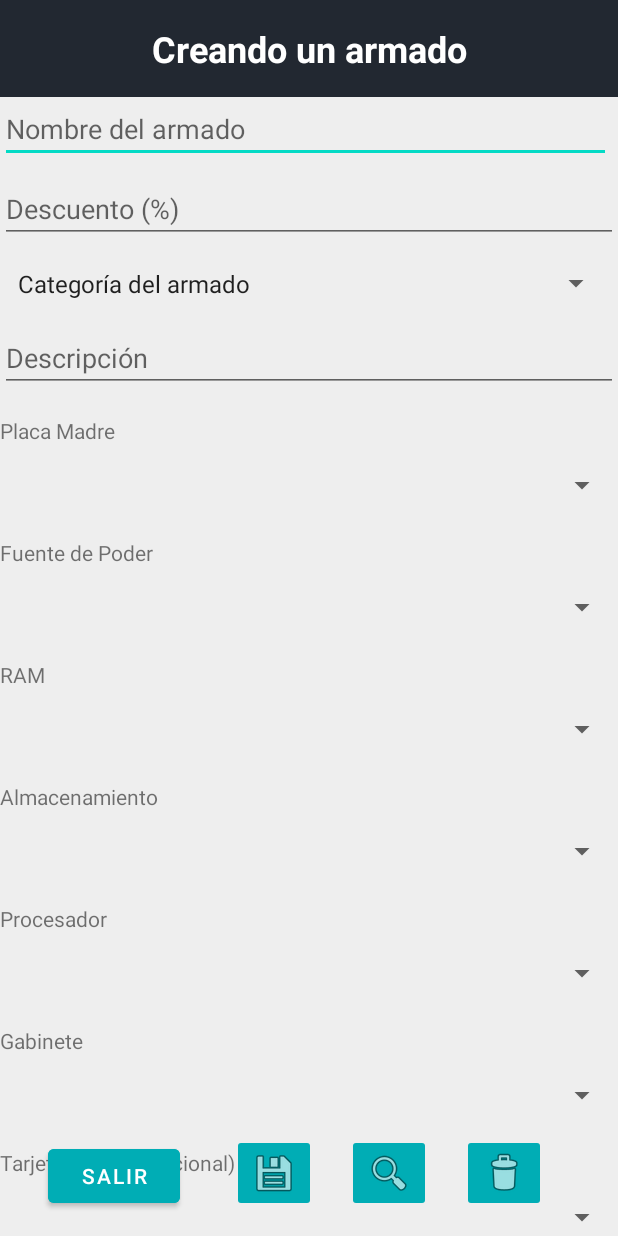
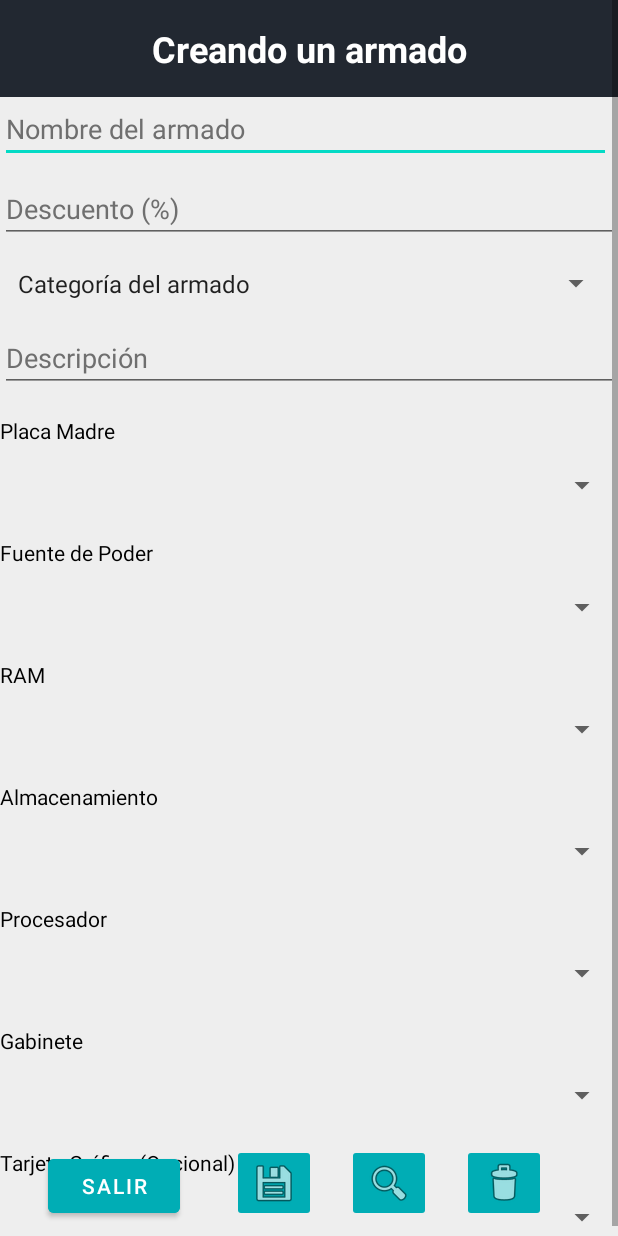
Before and after one commit to ChristianRegla/SLAPC, an Android app: the layout crud_armados.xml on its own in the app's theme, with its tools: preview values and no code run, on a phone screen of 412 x 824 dp. Run offline under Robolectric (Android 15) with nearby library versions, the light colour scheme and no system bars.

```diff
--- a/app/src/main/res/layout/crud_armados.xml
+++ b/app/src/main/res/layout/crud_armados.xml
@@ -1,4 +1,8 @@
 <?xml version="1.0" encoding="utf-8"?>
+<ScrollView
+    xmlns:android="http://schemas.android.com/apk/res/android"
+    android:layout_width="match_parent"
+    android:layout_height="match_parent">
     <androidx.constraintlayout.widget.ConstraintLayout xmlns:android="http://schemas.android.com/apk/res/android"
         xmlns:app="http://schemas.android.com/apk/res-auto"
         xmlns:tools="http://schemas.android.com/tools"
@@ -23,15 +27,14 @@
             app:layout_constraintStart_toStartOf="parent"
             app:layout_constraintEnd_toEndOf="parent" />
 
-    <!-- Nombre (EditText) -->
-
-    <!-- Descuento (EditText) -->
         <EditText
             android:id="@+id/nameEditText"
             android:layout_width="407dp"
             android:layout_height="44dp"
             android:hint="Nombre del armado"
             android:inputType="text"
+            android:textColor="#000000"
+            android:textColorHint="#6F6F6F"
             app:layout_constraintEnd_toEndOf="parent"
             app:layout_constraintHorizontal_bias="0.0"
             app:layout_constraintStart_toStartOf="parent"
@@ -44,6 +47,8 @@
             android:layout_marginTop="8dp"
             android:hint="Descuento (%)"
             android:inputType="number"
+            android:textColor="#000000"
+            android:textColorHint="#6F6F6F"
             app:layout_constraintEnd_toEndOf="parent"
             app:layout_constraintStart_toStartOf="parent"
             app:layout_constraintTop_toBottomOf="@id/nameEditText" />
@@ -67,6 +72,8 @@
             android:layout_height="wrap_content"
             android:layout_marginTop="8dp"
             android:hint="Descripción"
+            android:textColor="#000000"
+            android:textColorHint="#6F6F6F"
             android:inputType="textMultiLine"
             app:layout_constraintEnd_toEndOf="parent"
             app:layout_constraintStart_toStartOf="parent"
@@ -79,6 +86,7 @@
             android:layout_height="wrap_content"
             android:layout_marginTop="16dp"
             android:text="Placa Madre"
+            android:textColor="#000000"
             app:layout_constraintStart_toStartOf="parent"
             app:layout_constraintTop_toBottomOf="@id/descriptionEditText" />
 
@@ -98,6 +106,7 @@
             android:layout_height="wrap_content"
             android:layout_marginTop="16dp"
             android:text="Fuente de Poder"
+            android:textColor="#000000"
             app:layout_constraintStart_toStartOf="parent"
             app:layout_constraintTop_toBottomOf="@id/spinnerMotherboard" />
 
@@ -117,6 +126,7 @@
             android:layout_height="wrap_content"
             android:layout_marginTop="16dp"
             android:text="RAM"
+            android:textColor="#000000"
             app:layout_constraintStart_toStartOf="parent"
             app:layout_constraintTop_toBottomOf="@id/spinnerPowerSupply" />
 
@@ -136,6 +146,7 @@
             android:layout_height="wrap_content"
             android:layout_marginTop="16dp"
             android:text="Almacenamiento"
+            android:textColor="#000000"
             app:layout_constraintStart_toStartOf="parent"
             app:layout_constraintTop_toBottomOf="@id/spinnerRam" />
 
@@ -155,6 +166,7 @@
             android:layout_height="wrap_content"
             android:layout_marginTop="16dp"
             android:text="Procesador"
+            android:textColor="#000000"
             app:layout_constraintStart_toStartOf="parent"
             app:layout_constraintTop_toBottomOf="@id/spinnerStorage" />
 
@@ -174,6 +186,7 @@
             android:layout_height="wrap_content"
             android:layout_marginTop="16dp"
             android:text="Gabinete"
+            android:textColor="#000000"
             app:layout_constraintStart_toStartOf="parent"
             app:layout_constraintTop_toBottomOf="@id/spinnerProcessor" />
 
@@ -192,6 +205,7 @@
             android:layout_width="wrap_content"
             android:layout_height="wrap_content"
             android:layout_marginTop="16dp"
+            android:textColor="#000000"
             android:text="Tarjeta Gráfica (Opcional)"
             app:layout_constraintStart_toStartOf="parent"
             app:layout_constraintTop_toBottomOf="@id/spinnerCabinet" />
@@ -271,3 +285,4 @@
             app:layout_constraintVertical_bias="1.0" />
 
     </androidx.constraintlayout.widget.ConstraintLayout>
+</ScrollView>
--- a/app/src/main/res/values/strings.xml
+++ b/app/src/main/res/values/strings.xml
@@ -12,6 +12,7 @@
     <string name="menu_slideshow">Slideshow</string>
     <string name="iniciar_sesion">Iniciar Sesión</string>
 
+    <string name="default_category_label">Categoría del armado</string>
     <string-array name="categories">
         <item>Categoría del armado</item>  <!-- Esta es la opción predeterminada no seleccionable, no cambiar sin tomar eso en cuenta jdfns -->
         <item>Gaming</item>
```
Also changed, not shown: app/src/main/AndroidManifest.xml (+38 -1 lines), app/src/main/java/com/example/slapc/ArmadosActivity.kt (+9 -5 lines), app/src/main/java/com/example/slapc/RepositorioArmados.kt (+18 -11 lines). Lines whose indentation alone changed are shown as unchanged.
